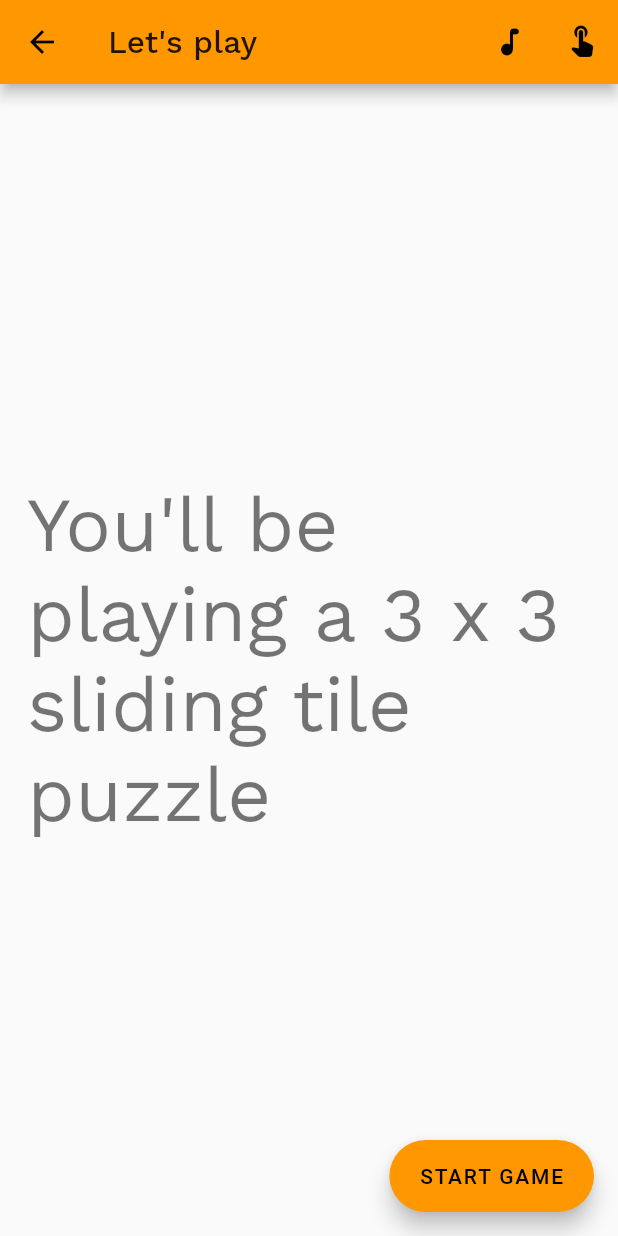
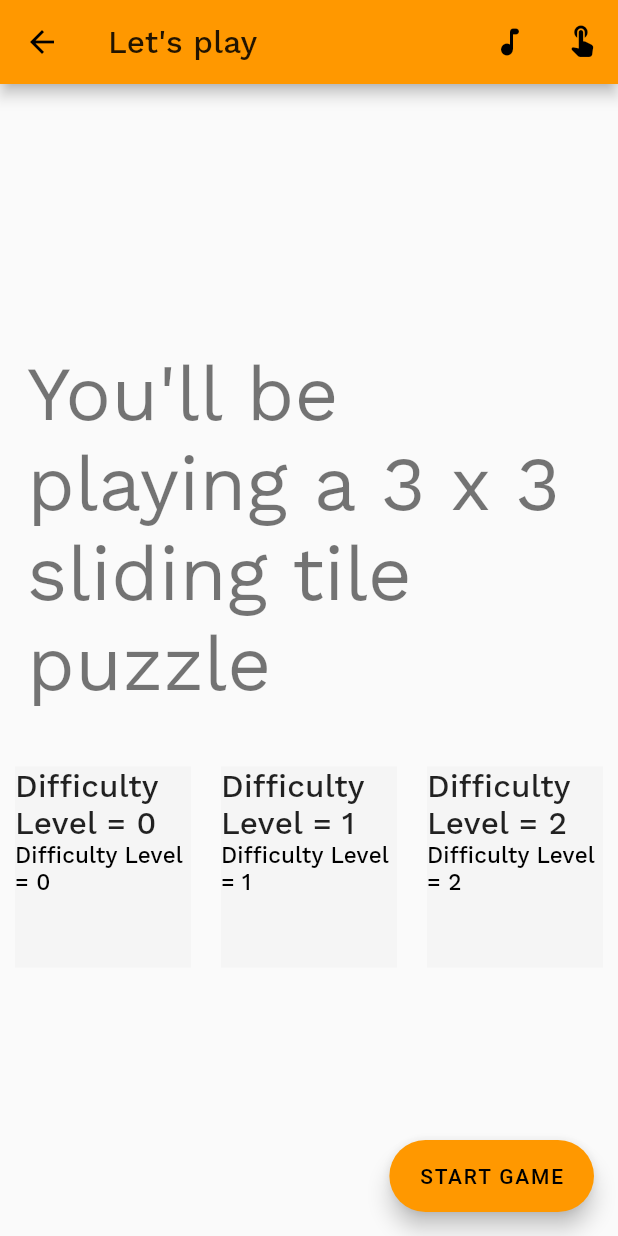
Before and after one commit to justshreyas/puzzlehack, a Flutter app: the screen it shows after launch, after a tap on "PLAY", on a phone screen of 412 x 824 dp. Run offline on Flutter 3.47's test engine with Material 2 defaults, Android fonts, the phone set to English and light mode, and no system bars; our stand-ins replace bloc, flutter_bloc, google_fonts, just_audio; Roboto replaces fonts that are missing (Exo).

Commit message:
TASK : Create Puzzle Selection Tiles

```diff
--- a/lib/screens/select_puzzle_variant_screen.dart
+++ b/lib/screens/select_puzzle_variant_screen.dart
@@ -7,6 +7,7 @@ import 'package:puzzlehack/core/puzzle_logic/cubit/game_session_cubit.dart';
 import 'package:puzzlehack/cubit/audio_manager/audio_manager_cubit.dart';
 import 'package:puzzlehack/screens/game_session_page.dart';
 import 'package:puzzlehack/view_models/puzzle_view_model.dart';
+import 'package:puzzlehack/widgets/puzzle_selection_card.dart';
 
 class SelectPuzzleVariantScreen extends StatefulWidget {
   final AudioManagerCubit audioManagerCubit;
@@ -98,6 +99,17 @@ class _SelectPuzzleVariantScreenState extends State<SelectPuzzleVariantScreen> {
                 "You'll be playing a $dimension x $dimension sliding tile puzzle",
                 style: Theme.of(context).textTheme.headline3,
               ),
+            ),
+            Row(
+              children: List.generate(
+                3,
+                (index) => Expanded(
+                  child: PuzzleSelectionCard(
+                    titleText: "Difficulty Level = $index",
+                    descriptionText: "Can you solve this puzzle?",
+                  ),
+                ),
+              ),
             )
           ],
         ),
--- /dev/null
+++ b/lib/widgets/puzzle_selection_card.dart
@@ -0,0 +1,86 @@
+import 'package:flutter/material.dart';
+
+class PuzzleSelectionCard extends StatefulWidget {
+  final bool highlighted;
+  final String titleText, descriptionText;
+
+  const PuzzleSelectionCard({
+    Key? key,
+    required this.titleText,
+    required this.descriptionText,
+    this.highlighted = false,
+  }) : super(key: key);
+
+  @override
+  _PuzzleSelectionCardState createState() => _PuzzleSelectionCardState();
+}
+
+class _PuzzleSelectionCardState extends State<PuzzleSelectionCard> {
+  bool isHovering = false;
+
+  @override
+  void initState() {
+    super.initState();
+    isHovering = widget.highlighted;
+  }
+
+  void onEnter(PointerEvent details) {
+    setState(() {
+      isHovering = true;
+    });
+  }
+
+  void onExit(PointerEvent details) {
+    setState(() {
+      isHovering = false;
+    });
+  }
+
+  @override
+  Widget build(BuildContext context) {
+    return MouseRegion(
+      onEnter: onEnter,
+      onExit: onExit,
+      child: AnimatedPadding(
+        duration: const Duration(milliseconds: 20),
+        padding: isHovering
+            ? const EdgeInsets.all(0)
+            : const EdgeInsets.symmetric(horizontal: 10, vertical: 20),
+        child: AnimatedContainer(
+          duration: const Duration(milliseconds: 20),
+          color: isHovering ? Colors.orange[200] : Colors.grey[100],
+          padding: isHovering
+              ? const EdgeInsets.symmetric(horizontal: 10, vertical: 20)
+              : const EdgeInsets.all(0),
+          child: Center(
+            child: Column(
+              mainAxisSize: MainAxisSize.min,
+              children: [
+                Text(
+                  widget.titleText,
+                  style: isHovering?Theme.of(context).textTheme.headline5:Theme.of(context).textTheme.headline6,
+                ),
+                Text(
+                  widget.titleText,
+                  style: isHovering?Theme.of(context).textTheme.subtitle1:Theme.of(context).textTheme.subtitle2,
+                ),
+                AnimatedOpacity(
+                  opacity: isHovering ? 1 : 0,
+                  duration: const Duration(milliseconds: 20),
+                  child: MaterialButton(
+                    child: Text(
+                      "START",
+                      style: Theme.of(context).textTheme.button,
+                    ),
+                    color: Theme.of(context).primaryColor,
+                    onPressed: () {},
+                  ),
+                )
+              ],
+            ),
+          ),
+        ),
+      ),
+    );
+  }
+}
```
